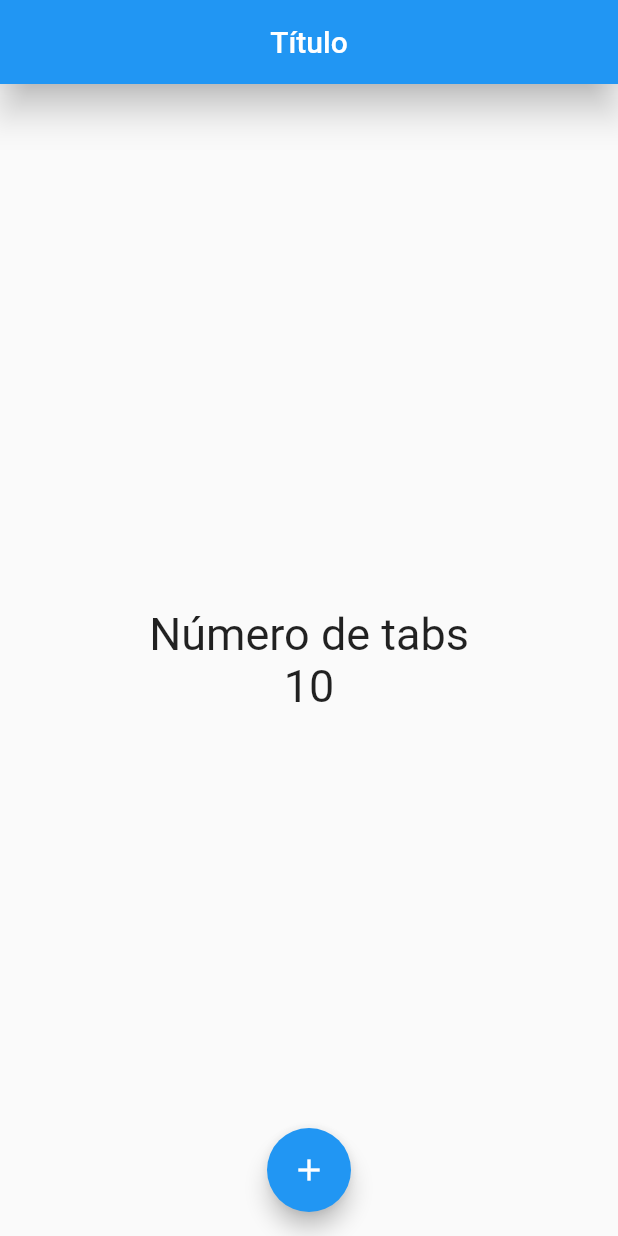
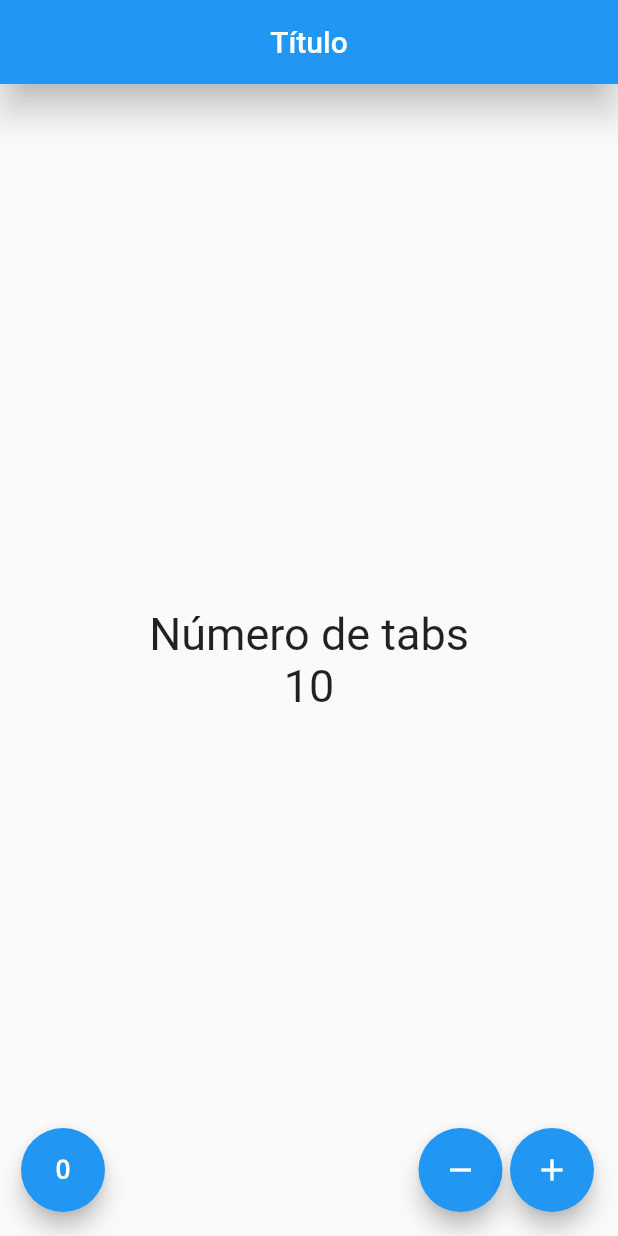
Before and after one commit to brycatch/flutter-contador-01, a Flutter app: the screen it shows after launch, on a phone screen of 412 x 824 dp. Run offline on Flutter 3.47's test engine with Material 2 defaults, Android fonts, the phone set to English and light mode, and no system bars.

Commit message:
Sección terminada

```diff
--- a/lib/src/pages/contador_page.dart
+++ b/lib/src/pages/contador_page.dart
@@ -28,15 +28,52 @@ class _ContadorPageState extends State<ContadorPage> {
             ],
           ),
         ),
-      floatingActionButton: FloatingActionButton(
+        floatingActionButton: _crearBotones());
+  }
+
+  Widget _crearBotones() {
+    return Row(
+      mainAxisAlignment: MainAxisAlignment.end,
+      children: <Widget>[
+        SizedBox(width: 30.0),
+        FloatingActionButton(
+          child: Icon(Icons.exposure_zero),
+          onPressed: _reset,
+        ),
+        Expanded(
+            child: SizedBox(
+          width: 5.0,
+        )),
+        FloatingActionButton(
+          child: Icon(Icons.remove),
+          onPressed: _sustraer,
+        ),
+        SizedBox(
+          width: 5.0,
+        ),
+        FloatingActionButton(
           child: Icon(Icons.add),
-        onPressed: () {
+          onPressed: _agregar,
+        ),
+      ],
+    );
+  }
+
+  void _agregar() {
     setState(() {
       _count++;
     });
-        },
-      ),
-      floatingActionButtonLocation: FloatingActionButtonLocation.centerFloat,
-    );
+  }
+
+  void _sustraer() {
+    setState(() {
+      _count--;
+    });
+  }
+
+  void _reset() {
+    setState(() {
+      _count = 0;
+    });
   }
 }
```
Lines whose indentation alone changed are shown as unchanged.
